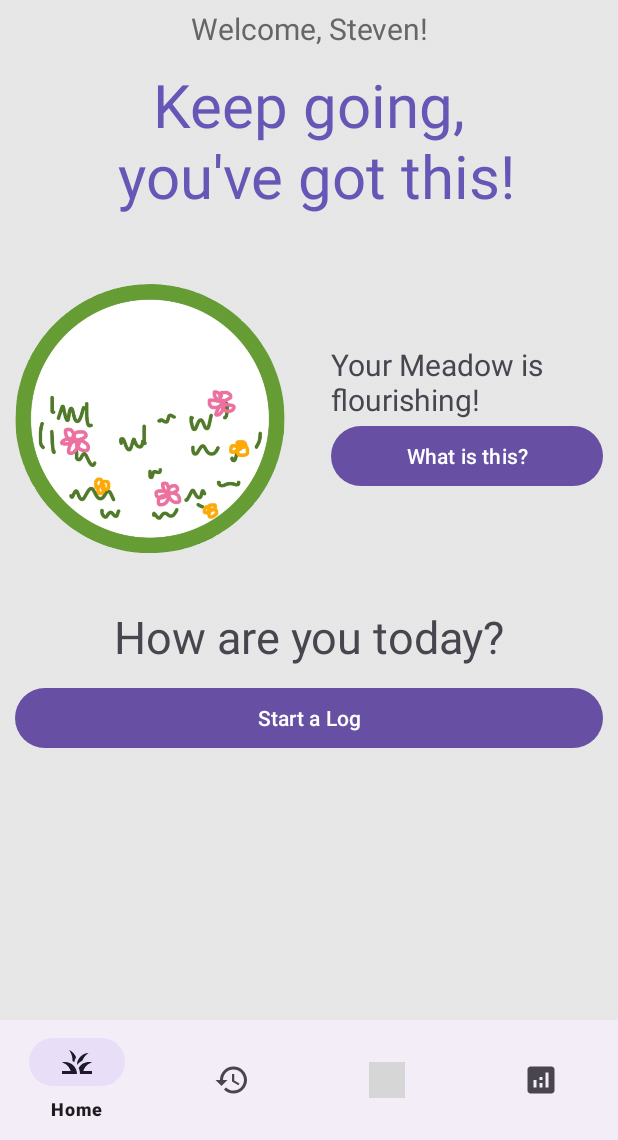
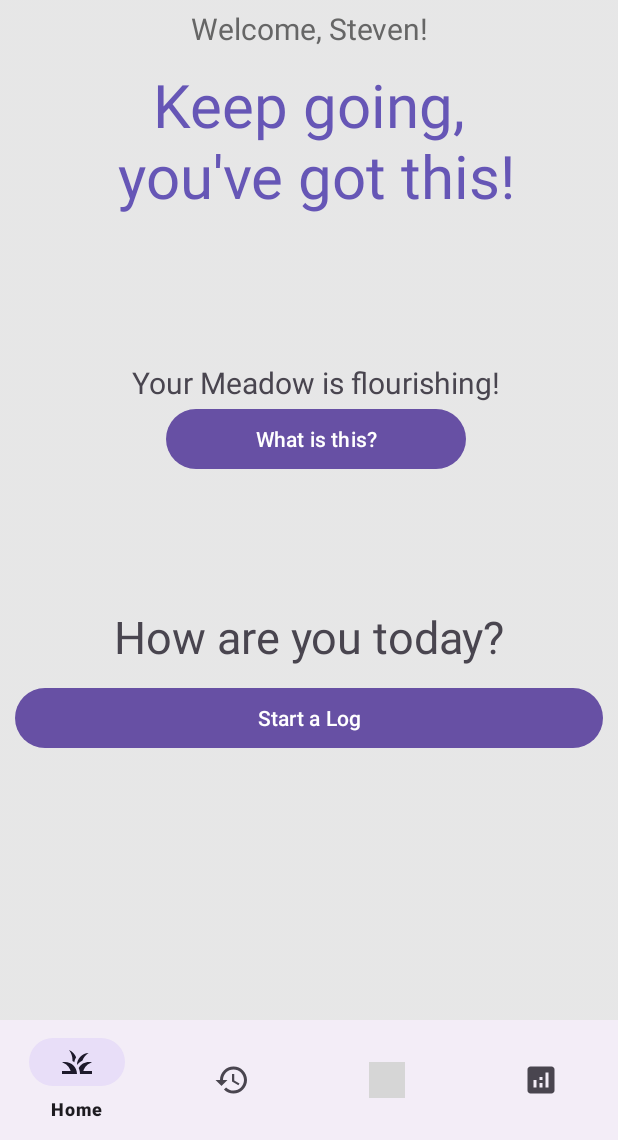
Before and after one commit to MindfulMeadow/MindfulMeadow-App, an Android app: the HomeActivity screen opened directly, with no data from a screen before it, on a phone screen of 412 x 824 dp, the part 96-1236 px from its top. Run offline under Robolectric (Android 15) with nearby library versions, the phone set to English and light mode, and no system bars; our stand-ins replace Firebase (no records; nobody signed in at launch, a user with empty details on screens opened directly); libraries missing offline, so code that uses them is left out: com.aallam.openai; grey boxes are pictures that could not be loaded.

```diff
--- a/app/src/main/res/layout/activity_home.xml
+++ b/app/src/main/res/layout/activity_home.xml
@@ -57,13 +57,13 @@
         >
 
         <!--        Image: Meadow Image-->
-        <ImageView
-            android:id="@+id/imgv_meadow"
-            android:layout_width="0dp"
-            android:layout_height="match_parent"
-            android:layout_weight="1"
-            android:padding="10dp"
-            android:src="@drawable/meadow" />
+<!--        <ImageView-->
+<!--            android:id="@+id/imgv_meadow"-->
+<!--            android:layout_width="0dp"-->
+<!--            android:layout_height="match_parent"-->
+<!--            android:layout_weight="1"-->
+<!--            android:padding="10dp"-->
+<!--            android:src="@drawable/meadow" />-->
 
         <LinearLayout
             android:layout_width="0dp"
@@ -82,15 +82,17 @@
                 android:layout_weight="1"
                 android:text="Your Meadow is flourishing!"
                 android:textSize="20sp"
+                android:gravity="center"
                 />
 
             <!--            Botton: What is this?-->
             <Button
                 android:id="@+id/btn_meadow_meaning"
-                android:layout_width="match_parent"
+                android:layout_width="200dp"
                 android:layout_height="0dp"
                 android:layout_weight="1"
                 android:text="What is this?"
+                android:layout_gravity="center"
                 />
 
         </LinearLayout>
```
Also changed, not shown: app/src/main/res/drawable/filter_2.png (added).
